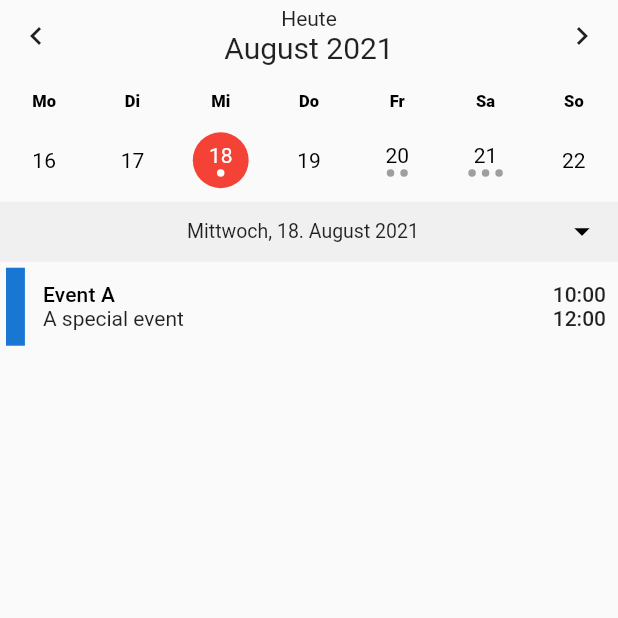
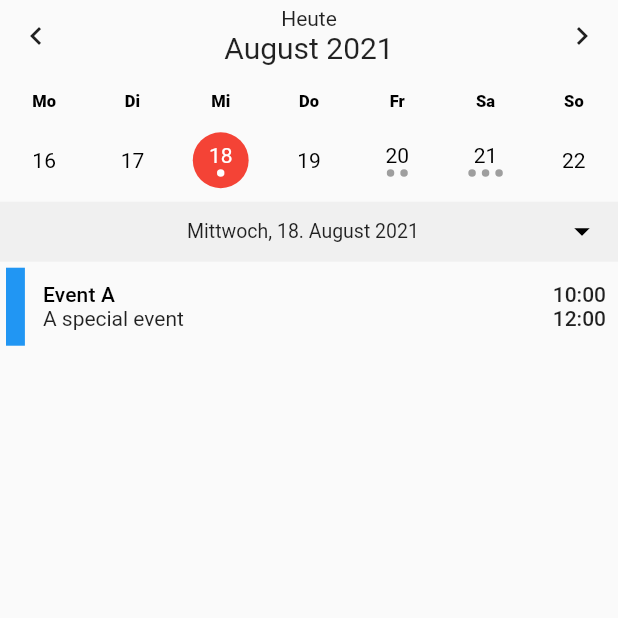
Before and after one commit to rwbr/flutter_neat_and_clean_calendar, a Flutter app: the screen it shows after launch, on a phone screen of 412 x 824 dp, the top half of it. Run offline on Flutter 3.47's test engine with Material 2 defaults, Android fonts, the phone set to English and light mode, and no system bars.

```diff
--- a/example/lib/main.dart
+++ b/example/lib/main.dart
@@ -30,7 +30,7 @@ class _CalendarScreenState extends State<CalendarScreen> {
           endTime: DateTime(DateTime.now().year, DateTime.now().month,
               DateTime.now().day, 12, 0),
           description: 'A special event',
-          color: Colors.blue[700]),
+          color: Colors.blue),
     ],
     DateTime(DateTime.now().year, DateTime.now().month, DateTime.now().day + 2):
         [
```
Also changed, not shown: pubspec.lock.
